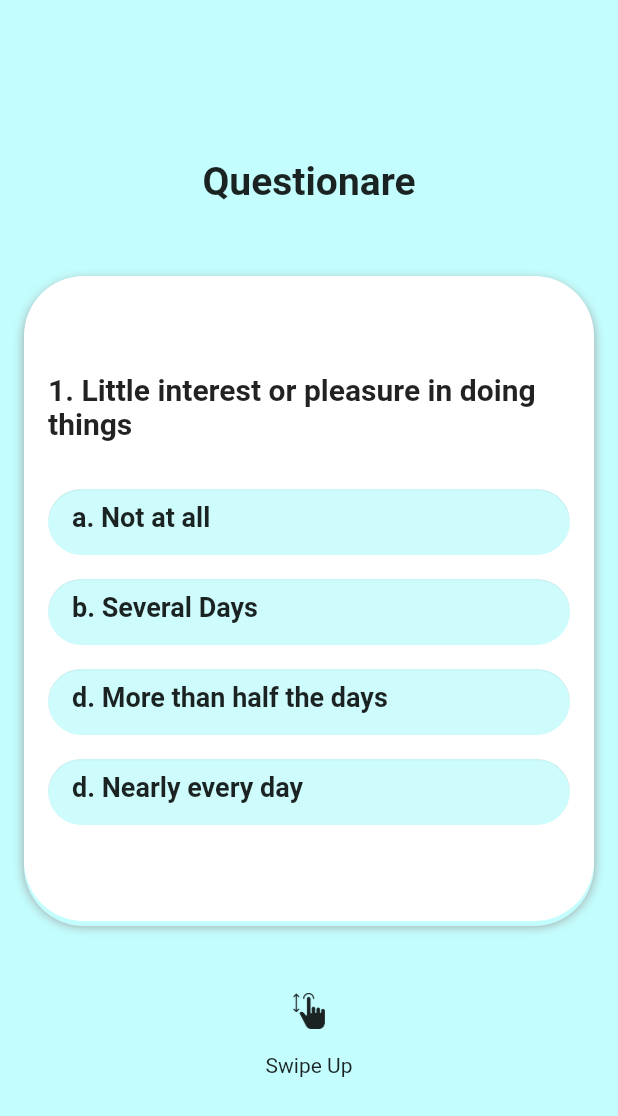
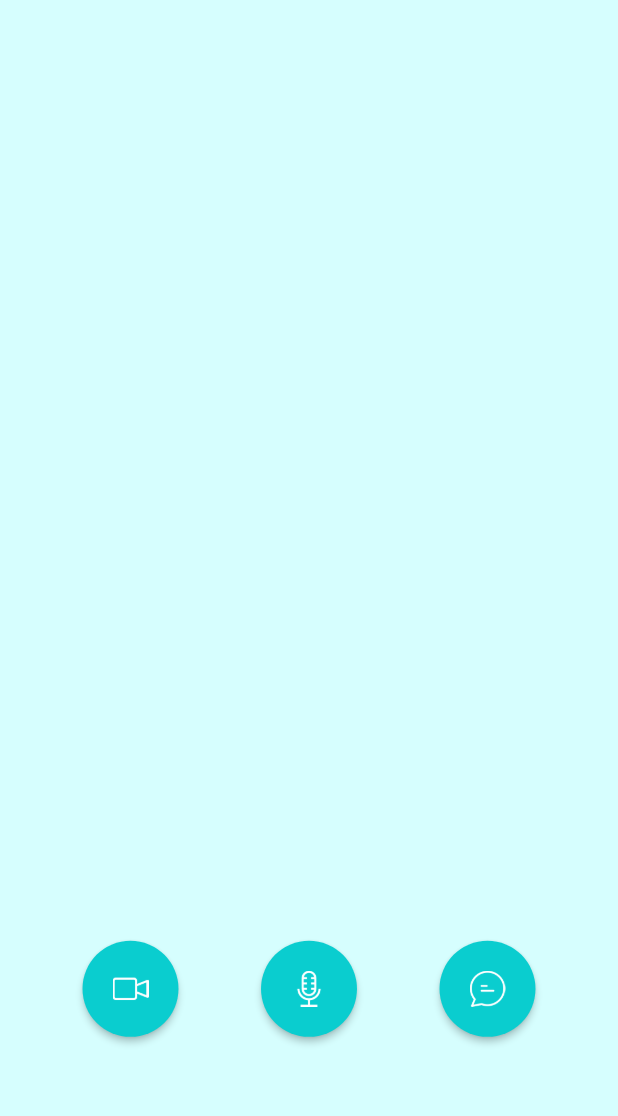
Before and after one commit to mtabishk/kiran-app-ws, a Flutter app: the SignInPage screen opened directly, after a tap on "Sign in with Google", on a phone screen of 412 x 824 dp. Shown: the top 1116 px of the screen. Run offline on Flutter 3.47's test engine with Material 2 defaults, Android fonts, the phone set to English and light mode, and no system bars; our stand-ins replace shared_preferences; accounts and stored records are empty.

Commit message:
added screeening page
Signed-off-by: Muhammad Tabish Khanday <mtabishkhanday@gmail.com>

```diff
--- /dev/null
+++ b/kiran_user_app/lib/app/common_widgets/circle_button.dart
@@ -0,0 +1,25 @@
+import 'package:flutter/material.dart';
+
+class CustomCircleButtton extends StatelessWidget {
+  const CustomCircleButtton(
+      {Key? key, this.color, this.splashColor, this.onTap, this.child})
+      : super(key: key);
+  final Color? color;
+  final Color? splashColor;
+  final void Function()? onTap;
+  final Widget? child;
+
+  @override
+  Widget build(BuildContext context) {
+    return ElevatedButton(
+      onPressed: onTap,
+      child: child,
+      style: ElevatedButton.styleFrom(
+        shape: CircleBorder(),
+        padding: EdgeInsets.all(20),
+        primary: color, // <-- Button color
+        onPrimary: splashColor, // <-- Splash color
+      ),
+    );
+  }
+}
--- a/kiran_user_app/lib/app/constants.dart
+++ b/kiran_user_app/lib/app/constants.dart
@@ -1,6 +1,7 @@
 import 'package:flutter/material.dart';
 
 const Color kPrimaryColor = Color(0xFF0ACDCF);
+const Color kSecondaryColor = Color(0xFFD6FEFE);
 
 const List<String> patientHealthQuestionare = [
   "Little interest or pleasure in doing things",
--- /dev/null
+++ b/kiran_user_app/lib/app/onboarding/screening_page.dart
@@ -0,0 +1,63 @@
+import 'package:flutter/material.dart';
+import 'package:kiran_user_app/app/common_widgets/circle_button.dart';
+import 'package:kiran_user_app/app/constants.dart';
+
+class ScreeningPage extends StatelessWidget {
+  const ScreeningPage({Key? key}) : super(key: key);
+
+  @override
+  Widget build(BuildContext context) {
+    double _height = MediaQuery.of(context).size.height;
+    double _width = MediaQuery.of(context).size.width;
+    return Scaffold(
+      body: SafeArea(
+        child: Column(
+          crossAxisAlignment: CrossAxisAlignment.center,
+          children: [
+            // TODO: show Doctor animation here
+            Spacer(),
+            Stack(
+              alignment: Alignment.center,
+              children: [
+                //TODO: show video or audio or chat widget here
+                Container(
+                  height: _width * 0.8,
+                  width: _width,
+                ),
+                Row(
+                  mainAxisAlignment: MainAxisAlignment.spaceEvenly,
+                  children: [
+                    CustomCircleButtton(
+                      color: kPrimaryColor,
+                      onTap: () {},
+                      child: ImageIcon(
+                        AssetImage("assets/icons/video-camera.png"),
+                        color: Colors.white,
+                      ),
+                    ),
+                    CustomCircleButtton(
+                      color: kPrimaryColor,
+                      onTap: () {},
+                      child: ImageIcon(
+                        AssetImage("assets/icons/mic.png"),
+                        color: Colors.white,
+                      ),
+                    ),
+                    CustomCircleButtton(
+                      color: kPrimaryColor,
+                      onTap: () {},
+                      child: ImageIcon(
+                        AssetImage("assets/icons/chat.png"),
+                        color: Colors.white,
+                      ),
+                    ),
+                  ],
+                ),
+              ],
+            ),
+          ],
+        ),
+      ),
+    );
+  }
+}
--- a/kiran_user_app/lib/app/sign_in/sign_in_page.dart
+++ b/kiran_user_app/lib/app/sign_in/sign_in_page.dart
@@ -1,5 +1,6 @@
 import 'package:flutter/material.dart';
 import 'package:kiran_user_app/app/onboarding/questionare_page.dart';
+import 'package:kiran_user_app/app/onboarding/screening_page.dart';
 
 class SignInPage extends StatelessWidget {
   const SignInPage({Key? key}) : super(key: key);
@@ -60,7 +61,8 @@ class SignInPage extends StatelessWidget {
                   onPressed: () => Navigator.push(
                       context,
                       MaterialPageRoute(
-                          builder: (context) => QuestionarePage())),
+                        builder: (context) => ScreeningPage(),
+                      )),
                   child: Row(
                     mainAxisAlignment: MainAxisAlignment.spaceEvenly,
                     children: [
--- a/kiran_user_app/lib/main.dart
+++ b/kiran_user_app/lib/main.dart
@@ -31,6 +31,7 @@ class MyApp extends StatelessWidget {
             backgroundColor: kPrimaryColor,
           ),
           primaryColor: kPrimaryColor,
+          scaffoldBackgroundColor: kSecondaryColor,
         ),
         home: LandingPage(),
       ),
```
Also changed, not shown: kiran_user_app/assets/icons/chat.png (added), kiran_user_app/assets/icons/mic.png (added), kiran_user_app/assets/icons/video-camera.png (added).
